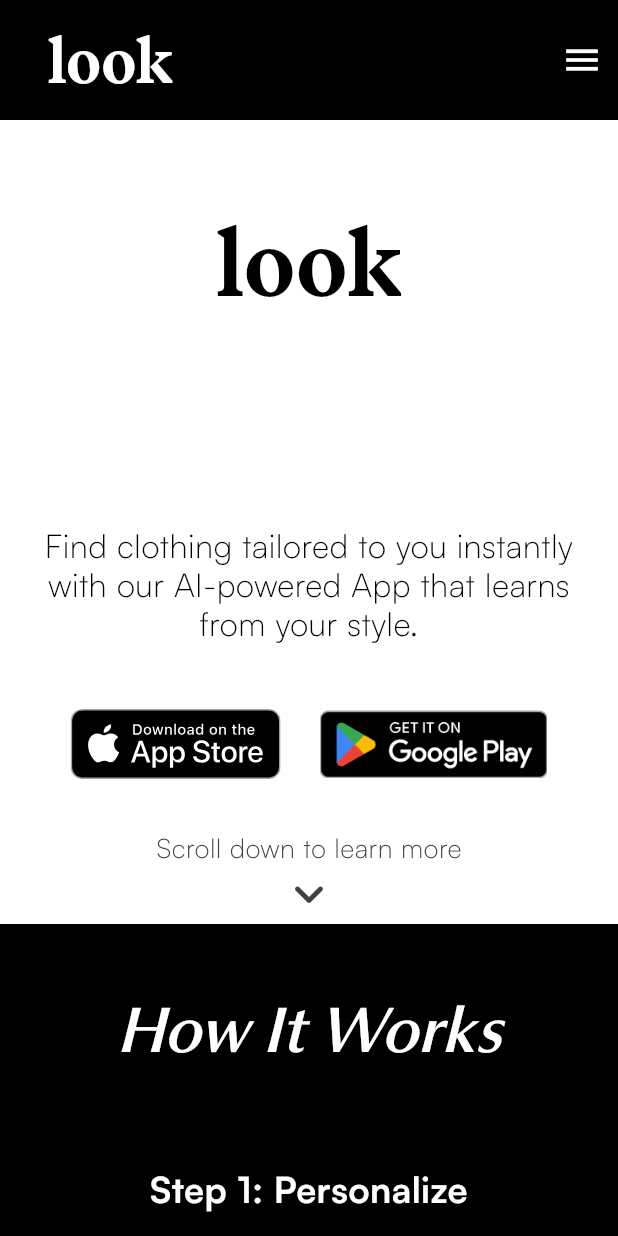
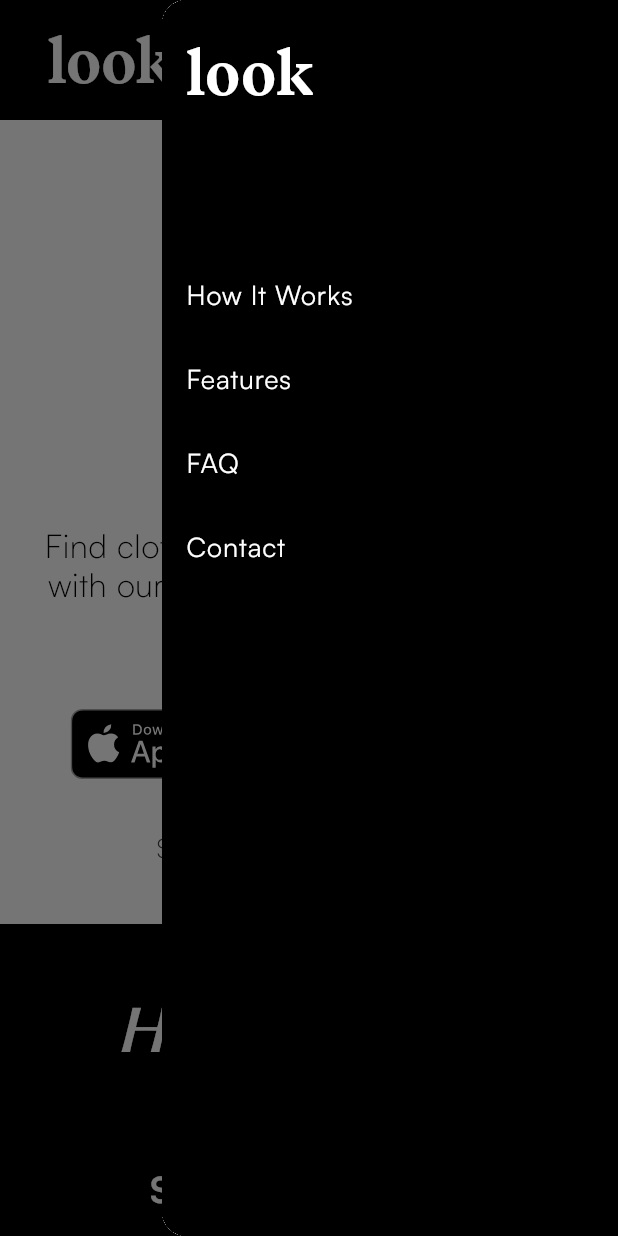
Before and after one commit to ambotwist/LooKweb, a Flutter app: the screen it shows after launch, with the side drawer open (before the commit the screen has no drawer), on a phone screen of 412 x 824 dp. Run offline on Flutter 3.47's test engine with Material 3 defaults, Android fonts, the phone set to English and light mode, and no system bars; our stand-ins replace flutter_svg, visibility_detector; project files that could hold a hidden picture were left out.

```diff
--- a/lib/main.dart
+++ b/lib/main.dart
@@ -4,6 +4,7 @@ import 'package:website/sections/faq_section.dart';
 import 'package:website/sections/features_section.dart';
 import 'package:website/sections/home_section.dart';
 import 'package:website/sections/how_it_works_section.dart';
+import 'package:website/widgets/app_bar_drawer.dart';
 import 'theme/app_theme.dart';
 
 void main() {
@@ -33,8 +34,7 @@ class HomePage extends StatefulWidget {
 
 class _HomePageState extends State<HomePage> {
   late final ScrollController _scrollController;
-  final GlobalKey _contactSectionKey = GlobalKey();
-  final List<GlobalKey> _sectionKeys = [GlobalKey(), GlobalKey(), GlobalKey(), GlobalKey()];
+  final List<GlobalKey> _sectionKeys = List.generate(5, (_) => GlobalKey());
 
   @override
   void initState() {
@@ -50,42 +50,60 @@ class _HomePageState extends State<HomePage> {
 
   @override
   Widget build(BuildContext context) {
+    // Define menu items and callbacks
+    final List<String> menuItems = [
+      'How It Works',
+      'Features',
+      'FAQ',
+      'Contact'
+    ];
+
+    // Create callbacks to scroll to each section
+    final List<VoidCallback> onPressedCallbacks = [
+      () => _scrollToSection(1), // How It Works (index 1)
+      () => _scrollToSection(2), // Features (index 2)
+      () => _scrollToSection(3), // FAQ (index 3)
+      () => _scrollToSection(4), // Contact (index 4)
+    ];
+
+    // Create sections with keys for scrolling
+    final List<Widget> sections = [
+      HomeSection(
+        key: _sectionKeys[0],
+        menuItems: menuItems,
+        onPressedCallbacks: onPressedCallbacks,
+        scrollController: _scrollController,
+      ),
+      HowItWorksSection(key: _sectionKeys[1]),
+      FeaturesSection(key: _sectionKeys[2]),
+      FAQSection(key: _sectionKeys[3]),
+      ContactSection(key: _sectionKeys[4]),
+    ];
+
     return Scaffold(
+      endDrawer: AppBarDrawer(
+          menuItems: menuItems, onPressedCallbacks: onPressedCallbacks),
       body: SingleChildScrollView(
         controller: _scrollController,
+        physics: const ClampingScrollPhysics(), // Prevents bouncing effect
         child: Column(
-          children: [
-            HomeSection(
-              menuItems: ['How It Works', 'Features', 'FAQ', 'Contact'],
-              onPressedCallbacks: [
-                () => _scrollToSection(1),
-                () => _scrollToSection(2),
-                () => _scrollToSection(3),
-                () => _scrollToSection(4),
-              ],
-              scrollController: _scrollController,
-            ),
-            HowItWorksSection(key: _sectionKeys[0]),
-            FeaturesSection(key: _sectionKeys[1]),
-            FAQSection(
-              key: _sectionKeys[2],
-              scrollController: _scrollController,
-              contactSectionKey: _contactSectionKey,
-            ),
-            ContactSection(key: _contactSectionKey),
-          ],
+          mainAxisSize: MainAxisSize.min,
+          crossAxisAlignment: CrossAxisAlignment.stretch,
+          children: sections,
         ),
       ),
     );
   }
 
   void _scrollToSection(int index) {
+    // Need to use post-frame callback to ensure rendering is complete
     WidgetsBinding.instance.addPostFrameCallback((_) {
       if (_sectionKeys[index].currentContext != null) {
         final RenderBox renderBox =
             _sectionKeys[index].currentContext!.findRenderObject() as RenderBox;
         final sectionPosition = renderBox.localToGlobal(Offset.zero).dy;
 
+        // No need to subtract app bar height anymore
         _scrollController.animateTo(
           sectionPosition,
           duration: const Duration(milliseconds: 300),
--- a/lib/sections/contact_section.dart
+++ b/lib/sections/contact_section.dart
@@ -33,8 +33,8 @@ class ContactSection extends StatelessWidget {
                   context,
                   Icons.email,
                   'Email',
-                  'ambotwist@gmail.com',
-                  'mailto:ambotwist@gmail.com',
+                  'contact@lookapp.co.uk',
+                  'mailto:contact@lookapp.co.uk',
                 ),
                 // _buildClickableContactInfo(
                 //   context,
```
Also changed, not shown: lib/sections/faq_section.dart (+4 -24 lines).
